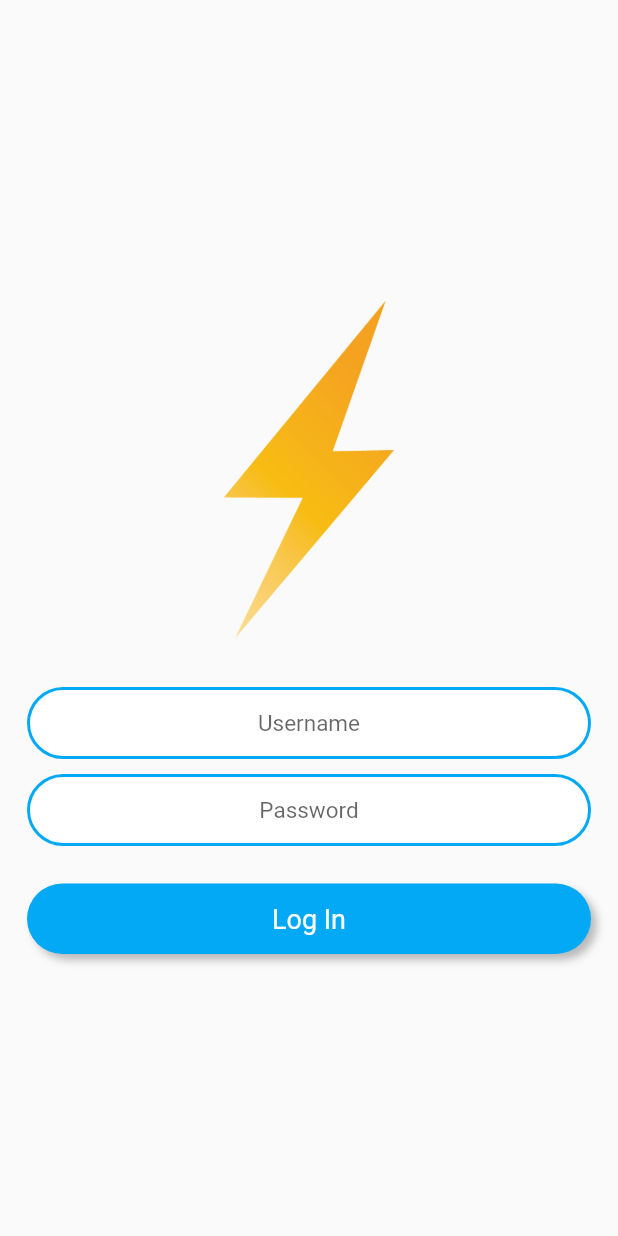
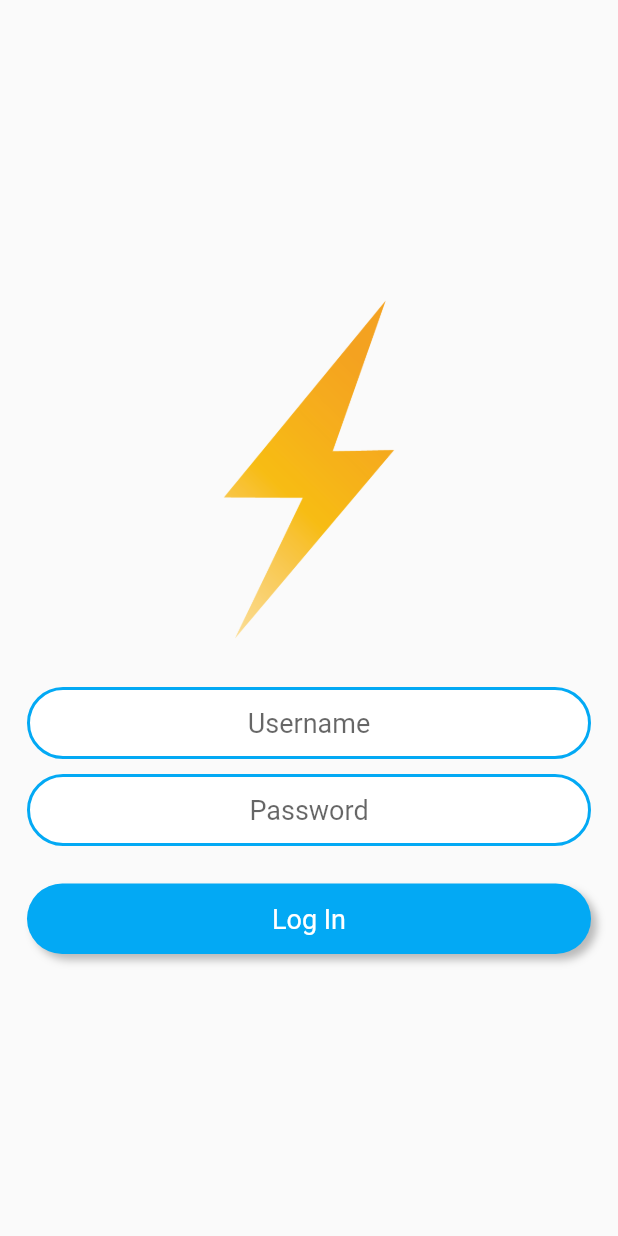
Before and after one commit to guirisnik/flutter-apps, a Flutter app: the LoginRoute screen opened directly, on a phone screen of 412 x 824 dp. Run offline on Flutter 3.47's test engine with Material 2 defaults, Android fonts, the phone set to English and light mode, and no system bars; our stand-ins replace audioplayers, fl_chart, flutter_icons, flutter_spinkit, font_awesome_flutter, geolocator and 1 more.

Commit message:
add customization to multiline input

```diff
--- a/flash_chat/lib/components/input.dart
+++ b/flash_chat/lib/components/input.dart
@@ -5,28 +5,41 @@ class Input extends StatelessWidget {
   final String placeholder;
   final double borderWidth;
   final bool hideText;
+  final TextAlign textAlign;
+  final bool multiLine;
 
   Input({
     this.color,
     this.placeholder,
     this.borderWidth,
     this.hideText,
+    this.textAlign,
+    this.multiLine,
   });
 
   @override
   Widget build(BuildContext context) {
     return TextField(
+      maxLines: this.multiLine == true ? null : 1,
       obscureText: this.hideText != null ? this.hideText : false,
-      textAlign: TextAlign.center,
+      textAlign: this.textAlign != null ? this.textAlign : TextAlign.center,
       style: TextStyle(
         color: Colors.black,
-        fontSize: 15.0,
+        fontSize: 18.0,
       ),
       cursorColor: this.color != null ? this.color : Colors.lightBlue,
       decoration: InputDecoration(
-        contentPadding: EdgeInsets.symmetric(vertical: 10.0, horizontal: 20.0),
+        isDense: this.multiLine,
+        contentPadding: EdgeInsets.symmetric(vertical: 5.0, horizontal: 15.0),
         filled: true,
         fillColor: Colors.white,
+        focusedBorder: OutlineInputBorder(
+          borderRadius: BorderRadius.circular(14.0),
+          borderSide: BorderSide(
+            color: this.color != null ? this.color : Colors.lightBlue,
+            width: this.borderWidth != null ? this.borderWidth : 2.0,
+          ),
+        ),
         enabledBorder: OutlineInputBorder(
           borderRadius: BorderRadius.circular(50.0),
           borderSide: BorderSide(
```
